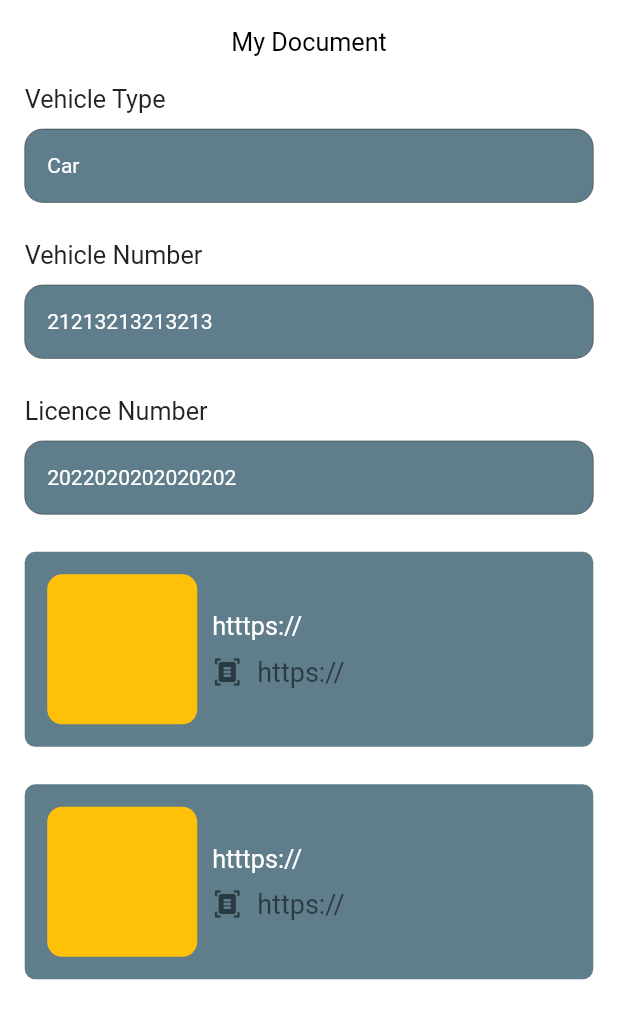
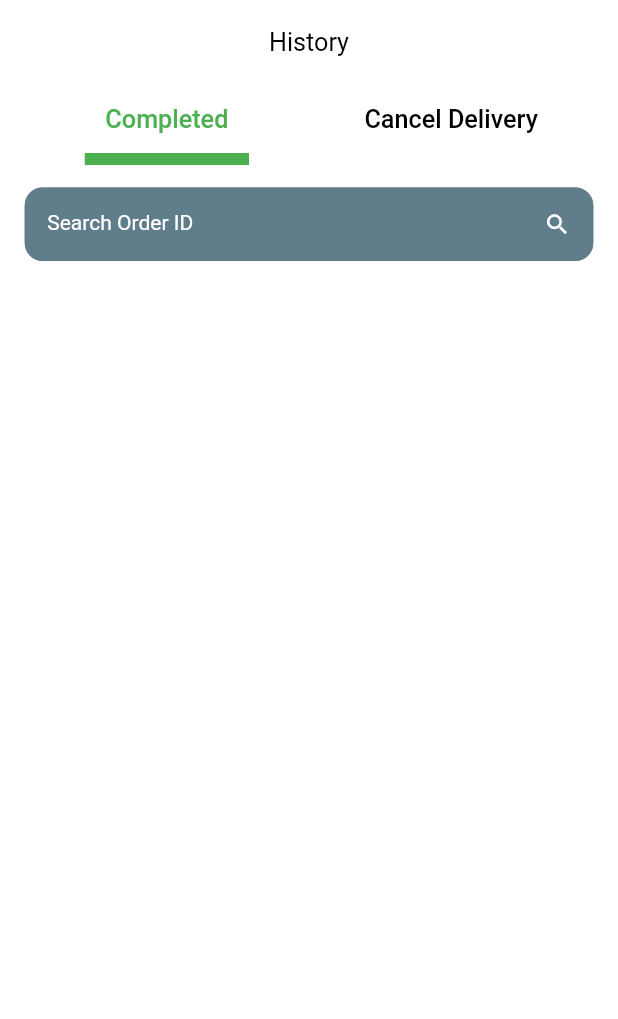
Before and after one commit to MohamedSayedBayoumy/delvery, a Flutter app: the screen it shows after launch, on a phone screen of 412 x 824 dp. Shown: the top 1019 px of the screen. Run offline on Flutter 3.47's test engine with Material 3 defaults, Android fonts, the phone set to English and light mode, and no system bars; our stand-ins replace animate_do, country_code_picker, dio, flutter_secure_storage, get_it, pretty_dio_logger and 1 more; Roboto replaces fonts that are missing (font-regular-bold).

Commit message:
History screen ..

```diff
--- /dev/null
+++ b/lib/features/profile/history_screen.dart
@@ -0,0 +1,64 @@
+import 'package:flutter/material.dart';
+import 'package:mts/core/widgets/custom_padding.dart';
+import 'package:mts/core/widgets/custom_text_filed.dart';
+
+class HistoryScreen extends StatefulWidget {
+  const HistoryScreen({super.key});
+
+  @override
+  State<HistoryScreen> createState() => _HistoryScreenState();
+}
+
+class _HistoryScreenState extends State<HistoryScreen> {
+  Color currentColor = Colors.green;
+  @override
+  Widget build(BuildContext context) {
+    return DefaultTabController(
+      length: 2,
+      child: Scaffold(
+        appBar: AppBar(
+          title: const Text("History"),
+          centerTitle: true,
+        ),
+        body: CustomPadding(
+          child: Column(
+            children: [
+              TabBar(
+                indicatorColor: currentColor,
+                labelStyle: TextStyle(color: currentColor),
+                indicatorWeight: 8.0,
+                unselectedLabelColor: Colors.black,
+                indicatorPadding: const EdgeInsets.symmetric(horizontal: 40.0),
+                onTap: (i) {
+                  if (i == 1) {
+                    currentColor = Colors.red;
+                  } else {
+                    currentColor = Colors.green;
+                  }
+                  setState(() {});
+                },
+                tabs: const [
+                  Tab(
+                    text: "Completed",
+                  ),
+                  Tab(
+                    text: "Cancel Delivery",
+                  ),
+                ],
+              ),
+              Padding(
+                padding: const EdgeInsets.symmetric(vertical: 15.0),
+                child: CustomTextField(
+                  hinText: "Search Order ID",
+                  labelText: "Search Order ID",
+                  controller: TextEditingController(),
+                  suffixWidget: const Icon(Icons.search, color: Colors.white),
+                ),
+              )
+            ],
+          ),
+        ),
+      ),
+    );
+  }
+}
--- a/lib/features/profile/profile_screen.dart
+++ b/lib/features/profile/profile_screen.dart
@@ -1,5 +1,7 @@
 import 'package:flutter/material.dart';
+import 'package:mts/features/profile/my_document.dart';
 import '../../core/widgets/custom_padding.dart';
+import 'history_screen.dart';
 import 'widget/list_tile_widget.dart';
 import 'widget/profile_widget.dart';
 
@@ -21,6 +23,7 @@ class ProfileScreen extends StatelessWidget {
               ListTileWidget(
                 title: "My Documents",
                 icon: Icons.edit_document,
+                to: MyDocumentScreen(),
               ),
               Divider(
                 height: 0.1,
@@ -28,6 +31,7 @@ class ProfileScreen extends StatelessWidget {
               ListTileWidget(
                 title: "History",
                 icon: Icons.history,
+                to: HistoryScreen(),
               ),
               Divider(
                 height: 0.1,
--- a/lib/features/profile/widget/list_tile_widget.dart
+++ b/lib/features/profile/widget/list_tile_widget.dart
@@ -1,4 +1,5 @@
 import 'package:flutter/material.dart';
+import 'package:mts/core/utils/navigation.dart';
 import 'package:responsive_sizer/responsive_sizer.dart';
 
 class ListTileWidget extends StatelessWidget {
@@ -6,16 +7,21 @@ class ListTileWidget extends StatelessWidget {
     super.key,
     required this.title,
     this.icon,
+    this.to,
   });
 
   final String title;
   final IconData? icon;
+  final Widget? to;
 
   @override
   Widget build(BuildContext context) {
     return Padding(
       padding: EdgeInsets.symmetric(vertical: .2.h),
       child: ListTile(
+        onTap: () {
+          NavigationHelper.navigateTo(context, to!);
+        },
         leading: Icon(
           icon,
           color: Colors.black,
--- a/lib/main.dart
+++ b/lib/main.dart
@@ -3,6 +3,7 @@ import 'package:flutter/services.dart';
 import 'package:responsive_sizer/responsive_sizer.dart';
 
 import 'features/bottom_navigation/bottom_navigation_screen.dart';
+import 'features/profile/history_screen.dart';
 import 'features/profile/my_document.dart';
 
 void main() {
@@ -42,7 +43,7 @@ class MyApp extends StatelessWidget {
             child: child!,
           );
         },
-        home: const MyDocumentScreen(),
+        home: const HistoryScreen(),
       ),
     );
   }
```
